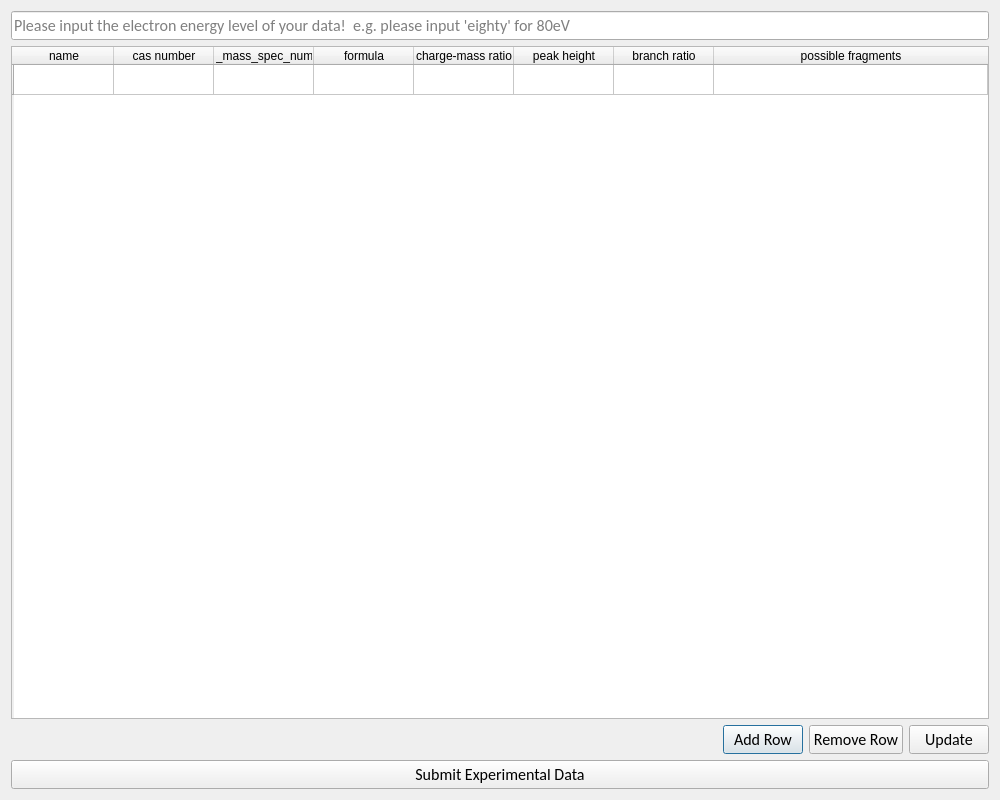
This is SDIC Project/Options.ui in Yintai-Ding/SDIC-Project-YintaiDing as Qt 5 draws it before an edit. The edited form follows.
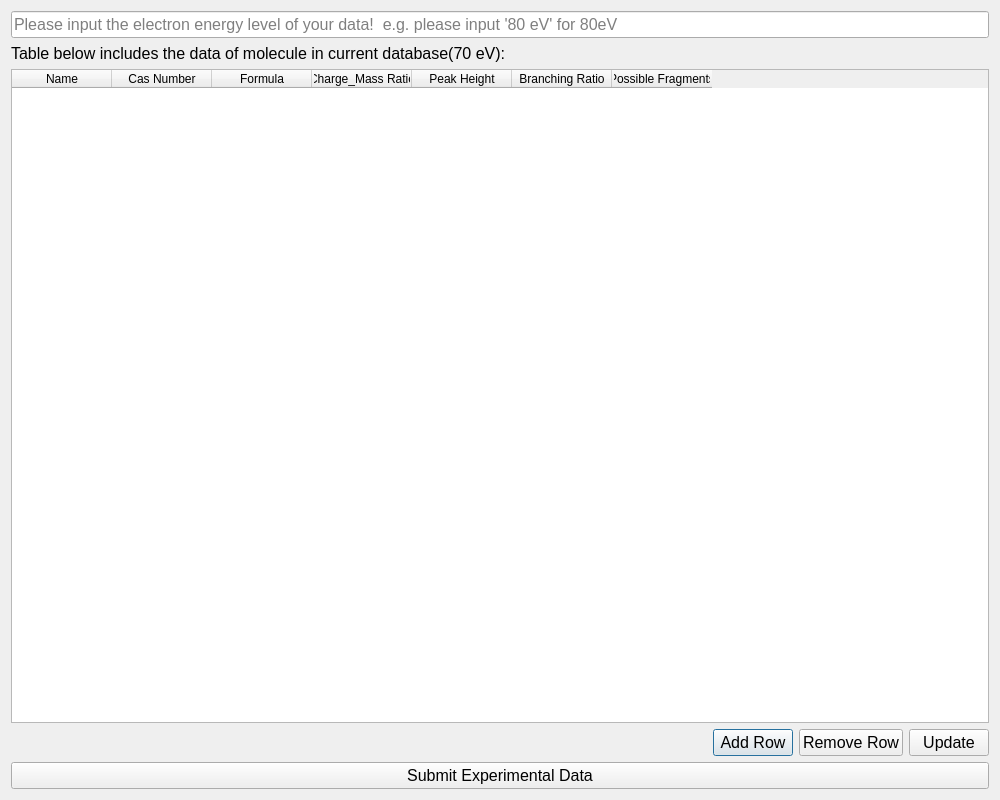
This is the edited form.

What changed in the file:
```diff
--- a/SDIC Project/Options.ui
+++ b/SDIC Project/Options.ui
@@ -16,6 +16,11 @@
     <height>400</height>
    </size>
   </property>
+  <property name="font">
+   <font>
+    <family>Arial</family>
+   </font>
+  </property>
   <property name="windowTitle">
    <string>Options</string>
   </property>
@@ -26,7 +31,7 @@
       <widget class="QLineEdit" name="energy_level">
        <property name="font">
         <font>
-         <family>Calibri</family>
+         <family>Arial</family>
          <pointsize>12</pointsize>
         </font>
        </property>
@@ -34,64 +39,58 @@
         <string/>
        </property>
        <property name="placeholderText">
-        <string>Please input the electron energy level of your data!  e.g. please input 'eighty' for 80eV</string>
+        <string>Please input the electron energy level of your data!  e.g. please input '80 eV' for 80eV</string>
        </property>
       </widget>
      </item>
      <item>
-      <widget class="QTableWidget" name="input_table">
-       <property name="enabled">
-        <bool>true</bool>
+      <widget class="QLabel" name="label">
+       <property name="font">
+        <font>
+         <family>Arial</family>
+         <pointsize>12</pointsize>
+        </font>
        </property>
-       <attribute name="horizontalHeaderShowSortIndicator" stdset="0">
-        <bool>true</bool>
-       </attribute>
-       <attribute name="horizontalHeaderStretchLastSection">
-        <bool>true</bool>
-       </attribute>
-       <row>
-        <property name="text">
-         <string/>
-        </property>
-       </row>
+       <property name="text">
+        <string>Table below includes the data of molecule in current database(70 eV):</string>
+       </property>
+      </widget>
+     </item>
+     <item>
+      <widget class="QTableWidget" name="currentTable">
        <column>
         <property name="text">
-         <string>name</string>
+         <string>Name</string>
         </property>
        </column>
        <column>
         <property name="text">
-         <string>cas number</string>
+         <string>Cas Number</string>
         </property>
        </column>
        <column>
         <property name="text">
-         <string>nist_mass_spec_number</string>
+         <string>Formula</string>
         </property>
        </column>
        <column>
         <property name="text">
-         <string>formula</string>
+         <string>Charge_Mass Ratio</string>
         </property>
        </column>
        <column>
         <property name="text">
-         <string>charge-mass ratio</string>
+         <string>Peak Height</string>
         </property>
        </column>
        <column>
         <property name="text">
-         <string>peak height</string>
+         <string>Branching Ratio</string>
         </property>
        </column>
        <column>
         <property name="text">
-         <string>branch ratio</string>
-        </property>
-       </column>
-       <column>
-        <property name="text">
-         <string>possible fragments</string>
+         <string>Possible Fragments</string>
         </property>
        </column>
       </widget>
@@ -115,7 +114,7 @@
         <widget class="QPushButton" name="add_row">
          <property name="font">
           <font>
-           <family>Calibri</family>
+           <family>Arial</family>
            <pointsize>12</pointsize>
           </font>
          </property>
@@ -128,7 +127,7 @@
         <widget class="QPushButton" name="remove_row">
          <property name="font">
           <font>
-           <family>Calibri</family>
+           <family>Arial</family>
            <pointsize>12</pointsize>
           </font>
          </property>
@@ -141,7 +140,7 @@
         <widget class="QPushButton" name="update_button">
          <property name="font">
           <font>
-           <family>Calibri</family>
+           <family>Arial</family>
            <pointsize>12</pointsize>
           </font>
          </property>
@@ -156,7 +155,7 @@
       <widget class="QPushButton" name="PossibleOptions">
        <property name="font">
         <font>
-         <family>Calibri</family>
+         <family>Arial</family>
          <pointsize>12</pointsize>
         </font>
        </property>
```
